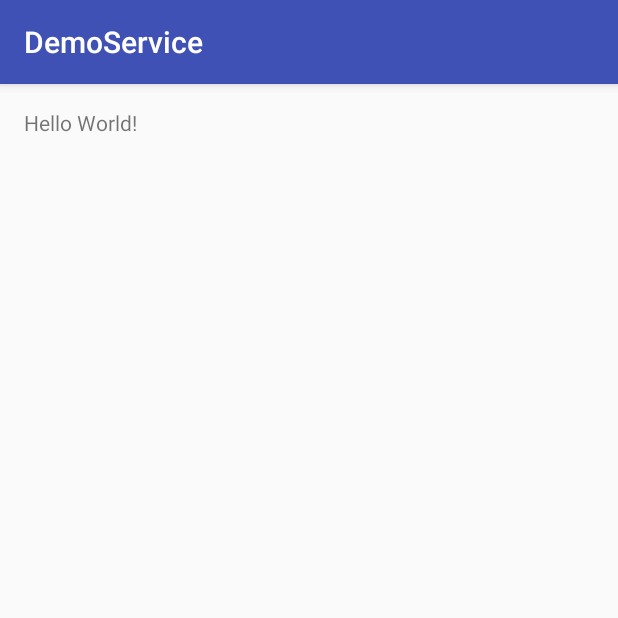
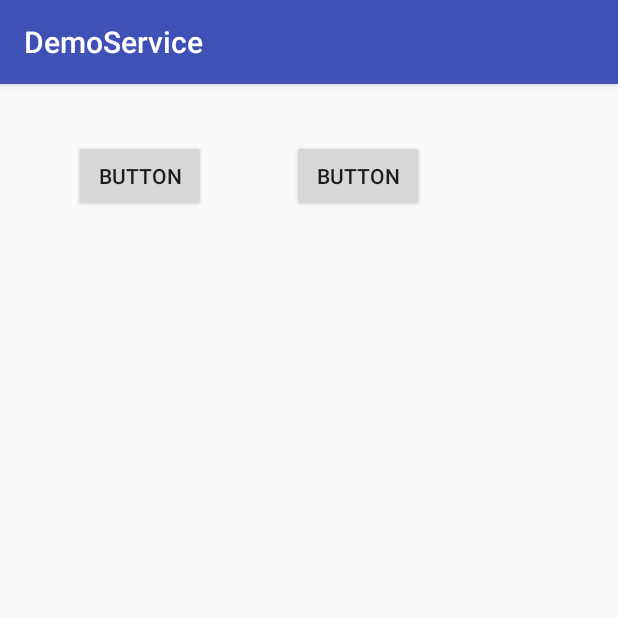
Before and after one commit to ji4/SensorList, an Android app: the screen it shows after launch (MainActivity), on a phone screen of 412 x 824 dp, the top half of it. Run offline under Robolectric (Android 15) with nearby library versions, the phone set to English and light mode, and no system bars.

Commit message:
Start activity from MainActivity

```diff
--- a/app/src/main/java/yzu/money/demoservice/MainActivity.java
+++ b/app/src/main/java/yzu/money/demoservice/MainActivity.java
@@ -1,13 +1,33 @@
 package yzu.money.demoservice;
 
+import android.content.Intent;
 import android.support.v7.app.AppCompatActivity;
 import android.os.Bundle;
+import android.view.View;
+import android.widget.Button;
 
 public class MainActivity extends AppCompatActivity {
-
+    Button btnStart, btnStop;
     @Override
     protected void onCreate(Bundle savedInstanceState) {
         super.onCreate(savedInstanceState);
         setContentView(R.layout.activity_main);
+        btnStart= (Button) findViewById(R.id.button);
+        btnStart.setOnClickListener(new Button.OnClickListener(){
+            @Override
+            public void onClick(View v) {
+                Intent it =new Intent(MainActivity.this,MyService.class);
+                startService(it);
+            }
+        });
+
+        btnStop= (Button) findViewById(R.id.button2);
+        btnStop.setOnClickListener(new Button.OnClickListener(){
+            @Override
+            public void onClick(View v) {
+                Intent it =new Intent(MainActivity.this,MyService.class);
+                startService(it);
+            }
+        });
     }
 }
--- a/app/src/main/res/layout/activity_main.xml
+++ b/app/src/main/res/layout/activity_main.xml
@@ -10,8 +10,22 @@
     android:paddingTop="@dimen/activity_vertical_margin"
     tools:context="yzu.money.demoservice.MainActivity">
 
-    <TextView
+    <Button
+        android:text="Button"
         android:layout_width="wrap_content"
         android:layout_height="wrap_content"
-        android:text="Hello World!" />
+        android:layout_alignParentTop="true"
+        android:layout_alignParentStart="true"
+        android:layout_marginStart="33dp"
+        android:layout_marginTop="21dp"
+        android:id="@+id/button" />
+
+    <Button
+        android:text="Button"
+        android:layout_width="wrap_content"
+        android:layout_height="wrap_content"
+        android:layout_alignTop="@+id/button"
+        android:layout_toEndOf="@+id/button"
+        android:layout_marginStart="57dp"
+        android:id="@+id/button2" />
 </RelativeLayout>
```
